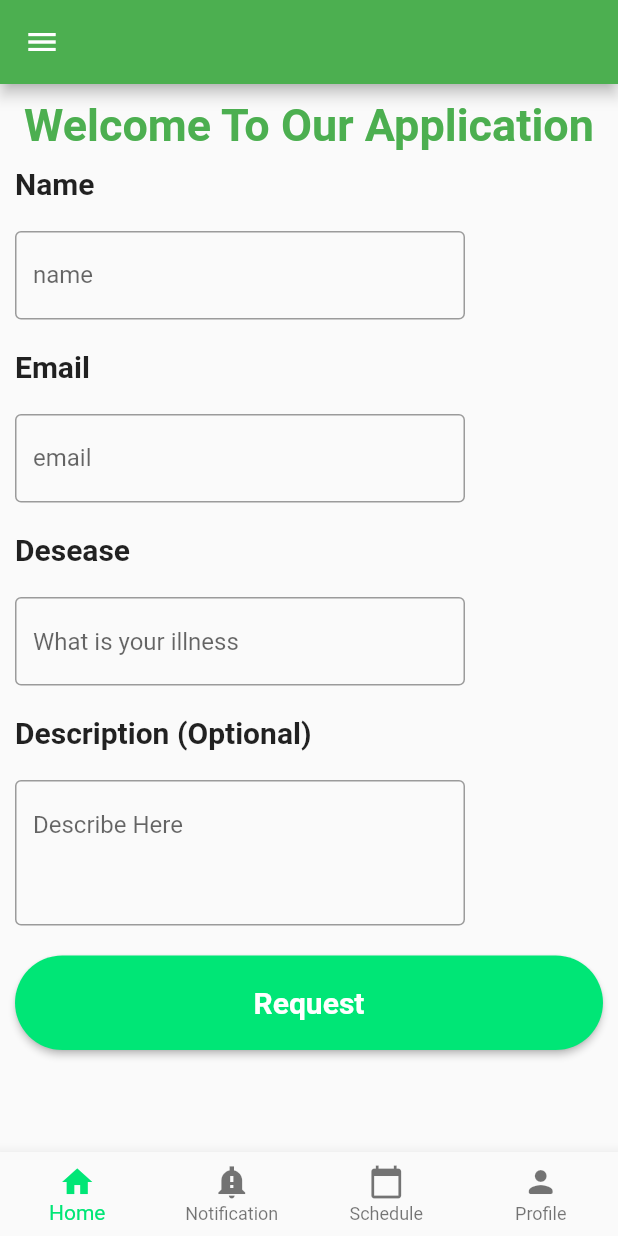
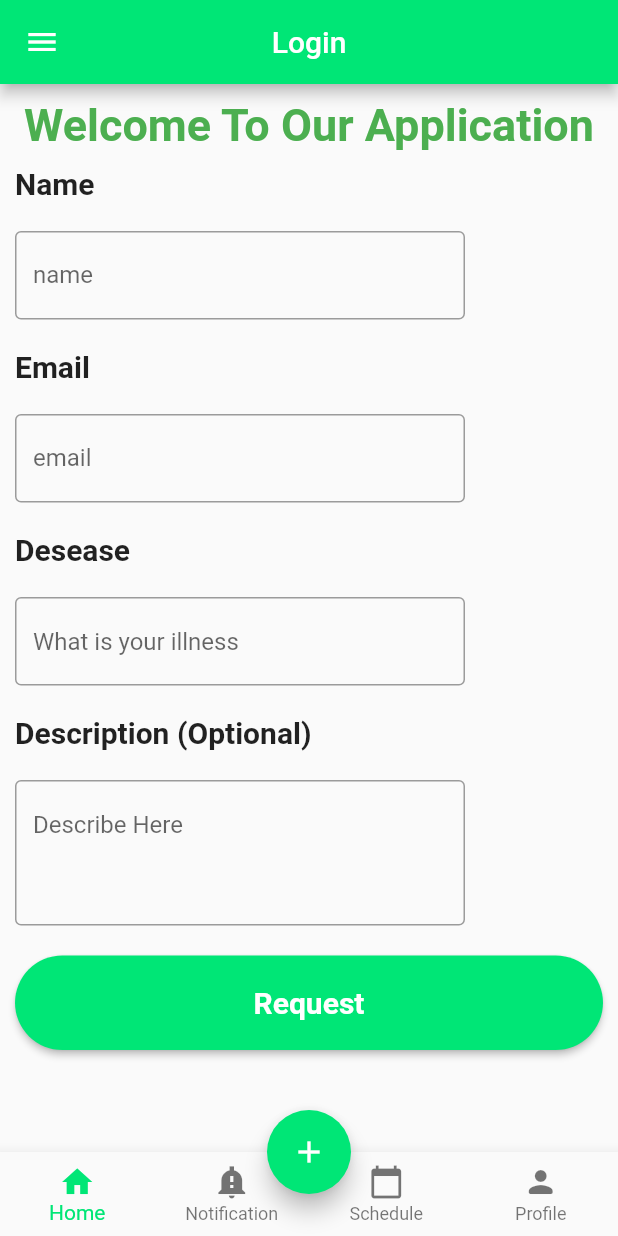
Before and after one commit to engyahmed7/Doctor-Mobile-Application, a Flutter app: the Login screen opened directly, on a phone screen of 412 x 824 dp. Run offline on Flutter 3.47's test engine with Material 2 defaults, Android fonts, the phone set to English and light mode, and no system bars; missing offline and left inert: dart:html.

Commit message:
Flutter Application

```diff
--- a/lib/login.dart
+++ b/lib/login.dart
@@ -1,18 +1,73 @@
-// ignore_for_file: prefer_const_constructors
+// ignore_for_file: prefer_const_constructors, deprecated_member_use
 
 import 'dart:html';
 
+import 'package:doctor_project/Notification.dart';
 import 'package:doctor_project/main.dart';
+import 'package:doctor_project/model/doctor.dart';
 import 'package:flutter/cupertino.dart';
 import 'package:flutter/material.dart';
 
-class Login extends StatelessWidget {
+class Login extends StatefulWidget {
+  Login({Key? key}) : super(key: key);
+
+  @override
+  State<Login> createState() => _LoginState();
+}
+
+class _LoginState extends State<Login> {
+  TextEditingController name = new TextEditingController();
+
+  TextEditingController email = new TextEditingController();
+
+  TextEditingController desease = new TextEditingController();
+
+  TextEditingController description = new TextEditingController();
+
+  String text = "";
   @override
   Widget build(BuildContext context) {
     return Scaffold(
-      appBar: AppBar(),
+      floatingActionButton: FloatingActionButton(
+        enableFeedback: true,
+        backgroundColor: Colors.greenAccent[400],
+        child: Icon(Icons.add),
+        onPressed: () {},
+      ),
+      floatingActionButtonLocation: FloatingActionButtonLocation.centerDocked,
+      appBar: AppBar(
+        backgroundColor: Colors.greenAccent[400],
+        title: Text('Login'),
+        centerTitle: true,
+      ),
       bottomNavigationBar: bottomNavBar(),
-      drawer: Drawer(),
+      drawer: Drawer(
+        child: Column(children: [
+          UserAccountsDrawerHeader(
+              currentAccountPicture:
+                  CircleAvatar(backgroundColor: Colors.white),
+              accountName: Text("Engy"),
+              accountEmail: Text("engya306@gmail.com")),
+          ListTile(
+            title: Text("Home Page"),
+            leading: Icon(Icons.home),
+            onTap: () {
+              Navigator.of(context)
+                  .push(MaterialPageRoute(builder: (context) => DoctorList()));
+            },
+          ),
+          ListTile(
+            title: Text("Profile"),
+            leading: Icon(Icons.person),
+            onTap: () {},
+          ),
+          ListTile(
+            title: Text("Notification"),
+            leading: Icon(Icons.notification_add),
+            onTap: () {},
+          )
+        ]),
+      ),
       body: Container(
         margin: EdgeInsets.all(10),
         child: Column(
@@ -38,6 +93,7 @@ class Login extends StatelessWidget {
             SizedBox(
               width: 300,
               child: TextField(
+                controller: name,
                 decoration: InputDecoration(
                     labelText: 'name',
                     hintText: 'Your name',
@@ -55,6 +111,7 @@ class Login extends StatelessWidget {
             SizedBox(
               width: 300,
               child: TextField(
+                controller: email,
                 decoration: InputDecoration(
                     labelText: 'email',
                     border: OutlineInputBorder(),
@@ -72,6 +129,7 @@ class Login extends StatelessWidget {
             SizedBox(
               width: 300,
               child: TextField(
+                controller: desease,
                 decoration: InputDecoration(
                     border: OutlineInputBorder(),
                     hintText: 'What is your illness'),
@@ -88,6 +146,7 @@ class Login extends StatelessWidget {
             SizedBox(
               width: 300,
               child: TextFormField(
+                controller: description,
                 minLines: 3,
                 maxLines: 5,
                 decoration: InputDecoration(
```
Also changed, not shown: lib/Notification.dart (added, +174 -0 lines), lib/Welcome.dart (added, +98 -0 lines), lib/main.dart (+10 -11 lines).
